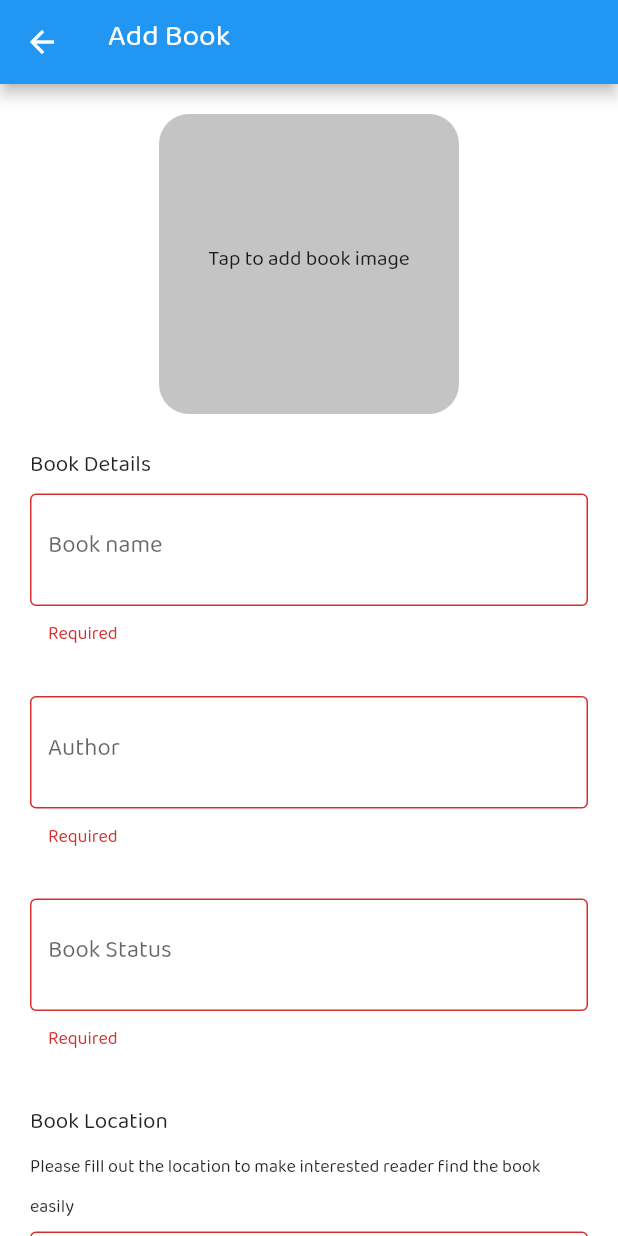
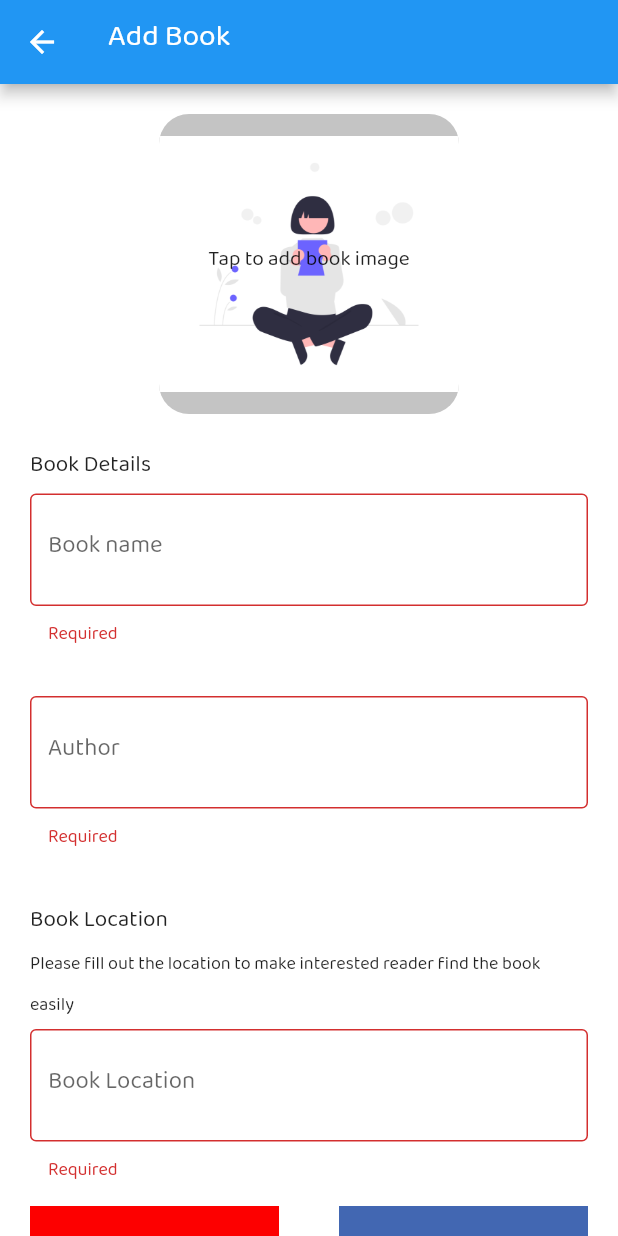
Before and after one commit to amanc1248/shraeyourbook, a Flutter app: the AddBookScreen screen opened by its route, after a tap on "PUBLISH", on a phone screen of 412 x 824 dp. Run offline on Flutter 3.47's test engine with Material 2 defaults, Android fonts, the phone set to English and light mode, and no system bars; drawn by our look-alikes of flutter_progress_hud; our stand-ins replace google_sign_in, image_picker, shared_preferences; missing offline and left inert: flutter_facebook_auth; accounts and stored records are empty.

```diff
--- a/lib/provider/userProvider.dart
+++ b/lib/provider/userProvider.dart
@@ -15,8 +15,7 @@ class UserProvider with ChangeNotifier {
   }
 
   Map<String, bool> _userConnections = {
-    "fbConnection": false,
-    "instaConnection": false,
+    "fbConnection": true,
     "googleConnection": true
   };
   Map<String, bool> get userConnections => _userConnections;
@@ -74,9 +73,20 @@ class UserProvider with ChangeNotifier {
     return result;
   }
 
+  checkIfUserAlreadyExists(gmail) async {
+    print("1......");
+    String result = await UserHttps().checkUserIfExists(gmail);
+    print("await 2......");
+    print("The Returned Result");
+    print(result.toString());
+    return result;
+  }
+
   getAppUserFromDb() async {
     print("using..." + userInfo.gmail);
     UserModel result = await UserHttps().getUserById(userInfo.gmail);
+    print("The Returned Result" + result.runtimeType.toString());
+
     userInfo = result;
     notifyListeners();
   }
--- a/lib/screens/AddBookScreen.dart
+++ b/lib/screens/AddBookScreen.dart
@@ -1,5 +1,10 @@
 import 'package:flutter/material.dart';
+import 'package:flutter_progress_hud/flutter_progress_hud.dart';
 import 'package:shareyourbook/constants/constants.dart';
+import 'package:image_picker/image_picker.dart';
+import 'dart:io';
+import 'package:http/http.dart' as http;
+import 'package:shareyourbook/httpmethods/book_http.dart';
 
 class AddBookScreen extends StatefulWidget {
   static const String id = "AddBookScreen";
@@ -11,6 +16,25 @@ class AddBookScreen extends StatefulWidget {
 
 class _AddBookScreenState extends State<AddBookScreen> {
   final _formKey = GlobalKey<FormState>();
+  final name = TextEditingController();
+  final author = TextEditingController();
+  final bookStatus = TextEditingController();
+  final location = TextEditingController();
+  final ImagePicker _picker = ImagePicker();
+  var pickedFile;
+  Future pickImageFromGallery() async {
+    pickedFile = await _picker.getImage(source: ImageSource.gallery);
+  }
+
+  @override
+  void dispose() {
+    name.dispose();
+    bookStatus.dispose();
+    author.dispose();
+    location.dispose();
+    super.dispose();
+  }
+
   @override
   Widget build(BuildContext context) {
     AppBar appBar = AppBar(
@@ -18,7 +42,9 @@ class _AddBookScreenState extends State<AddBookScreen> {
     );
     print(AppBar().preferredSize.height);
     print(MediaQuery.of(context).size.height);
-    return Scaffold(
+    return ProgressHUD(
+        child: Builder(
+            builder: (context) => Scaffold(
                   appBar: appBar,
                   backgroundColor: Colors.white,
                   body: SingleChildScrollView(
@@ -28,17 +54,28 @@ class _AddBookScreenState extends State<AddBookScreen> {
                         children: [
                           Column(
                             children: [
-                  Container(
+                              GestureDetector(
+                                onTap: () async {
+                                  pickImageFromGallery();
+                                },
+                                child: Container(
                                   margin: EdgeInsets.symmetric(vertical: 20),
                                   height: 200,
                                   width: 200,
                                   decoration: BoxDecoration(
+                                      image: DecorationImage(
+                                          image: AssetImage(
+                                              "assets/images/reading.png")),
                                       color: Color(0xffC4C4C4),
-                        borderRadius: BorderRadius.all(Radius.circular(20))),
-                    child: Center(child: Text("Tap to add book image")),
+                                      borderRadius: BorderRadius.all(
+                                          Radius.circular(20))),
+                                  child: Center(
+                                      child: Text("Tap to add book image")),
+                                ),
                               ),
                               Padding(
-                    padding: const EdgeInsets.symmetric(horizontal: 20),
+                                padding:
+                                    const EdgeInsets.symmetric(horizontal: 20),
                                 child: Container(
                                   child: Column(
                                     children: [
@@ -64,6 +101,7 @@ class _AddBookScreenState extends State<AddBookScreen> {
                                           }
                                           return null;
                                         },
+                                        controller: name,
                                         autovalidateMode:
                                             AutovalidateMode.onUserInteraction,
                                       ),
@@ -79,27 +117,7 @@ class _AddBookScreenState extends State<AddBookScreen> {
                                             ),
                                           ),
                                         ),
-                            validator: (value) {
-                              if (value == null || value.isEmpty) {
-                                return 'Required';
-                              }
-                              return null;
-                            },
-                            autovalidateMode:
-                                AutovalidateMode.onUserInteraction,
-                          ),
-                          SizedBox(
-                            height: 25,
-                          ),
-                          TextFormField(
-                            decoration: InputDecoration(
-                              hintText: "Book Status",
-                              border: OutlineInputBorder(
-                                borderSide: BorderSide(
-                                  color: Colors.black,
-                                ),
-                              ),
-                            ),
+                                        controller: author,
                                         validator: (value) {
                                           if (value == null || value.isEmpty) {
                                             return 'Required';
@@ -138,6 +156,7 @@ class _AddBookScreenState extends State<AddBookScreen> {
                                           }
                                           return null;
                                         },
+                                        controller: location,
                                         autovalidateMode:
                                             AutovalidateMode.onUserInteraction,
                                       ),
@@ -156,7 +175,8 @@ class _AddBookScreenState extends State<AddBookScreen> {
                                         horizontal: 20, vertical: 8),
                                     child: Container(
                                       height: 60,
-                          decoration: BoxDecoration(color: Color(0xffFD0000)),
+                                      decoration: BoxDecoration(
+                                          color: Color(0xffFD0000)),
                                       child: Center(
                                         child: Text(
                                           "CANCEL",
@@ -170,17 +190,26 @@ class _AddBookScreenState extends State<AddBookScreen> {
                                   child: GestureDetector(
                                     onTap: () {
                                       if (_formKey.currentState!.validate()) {
-                            // If the form is valid, display a snackbar. In the real world,
-                            // you'd often call a server or save the information in a database.
-                            ScaffoldMessenger.of(context).showSnackBar(
-                                SnackBar(content: Text('Processing Data')));
+                                        BookHttps().addBook(
+                                            pickedFile,
+                                            name.text,
+                                            author.text,
+                                            "available",
+                                            location.text);
+
+                                        ScaffoldMessenger.of(context)
+                                            .showSnackBar(SnackBar(
+                                                content:
+                                                    Text('Processing Data')));
                                       }
                                     },
                                     child: Padding(
-                          padding: const EdgeInsets.symmetric(horizontal: 20),
+                                      padding: const EdgeInsets.symmetric(
+                                          horizontal: 20),
                                       child: Container(
                                         height: 60,
-                            decoration: BoxDecoration(color: Color(0xff4267B2)),
+                                        decoration: BoxDecoration(
+                                            color: Color(0xff4267B2)),
                                         child: Center(
                                           child: Text(
                                             "PUBLISH",
@@ -198,6 +227,6 @@ class _AddBookScreenState extends State<AddBookScreen> {
                       ),
                     ),
                   ),
-    );
+                )));
   }
 }
--- a/pubspec.yaml
+++ b/pubspec.yaml
@@ -35,6 +35,8 @@ dependencies:
   shared_preferences: ^2.0.6
   flutter_insta: ^1.0.0
   flutter_progress_hud: ^2.0.0
+  image_picker: ^0.8.1+1
+  url_launcher: ^6.0.7
 
 dev_dependencies:
   flutter_test:
```
Also changed, not shown: lib/httpmethods/book_http.dart (+6 -2 lines), lib/httpmethods/user_http.dart (+25 -1 lines), lib/screens/ContactScreen.dart (+12 -1 lines), lib/screens/LoginScreen.dart (+19 -4 lines), lib/screens/MyProfileScreen.dart (+0 -11 lines), pubspec.lock. Lines whose indentation alone changed are shown as unchanged.
